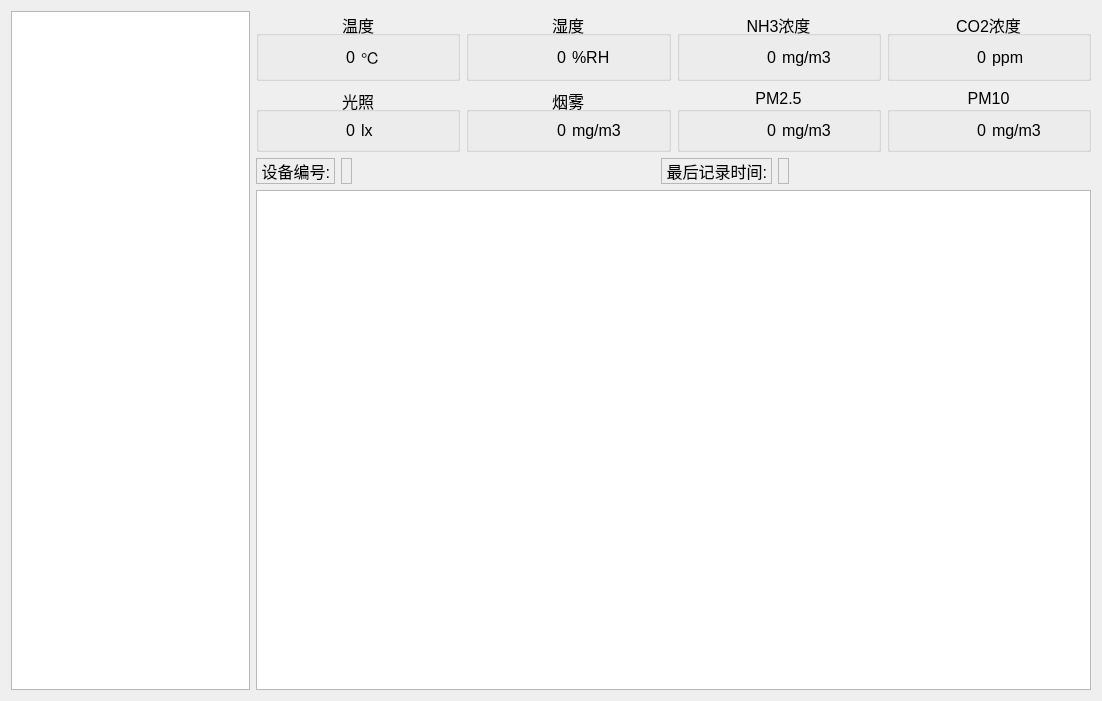
The window that Goat/informationform.ui (po-ppy/NewGoat) describes before a commit, drawn with Qt 5.
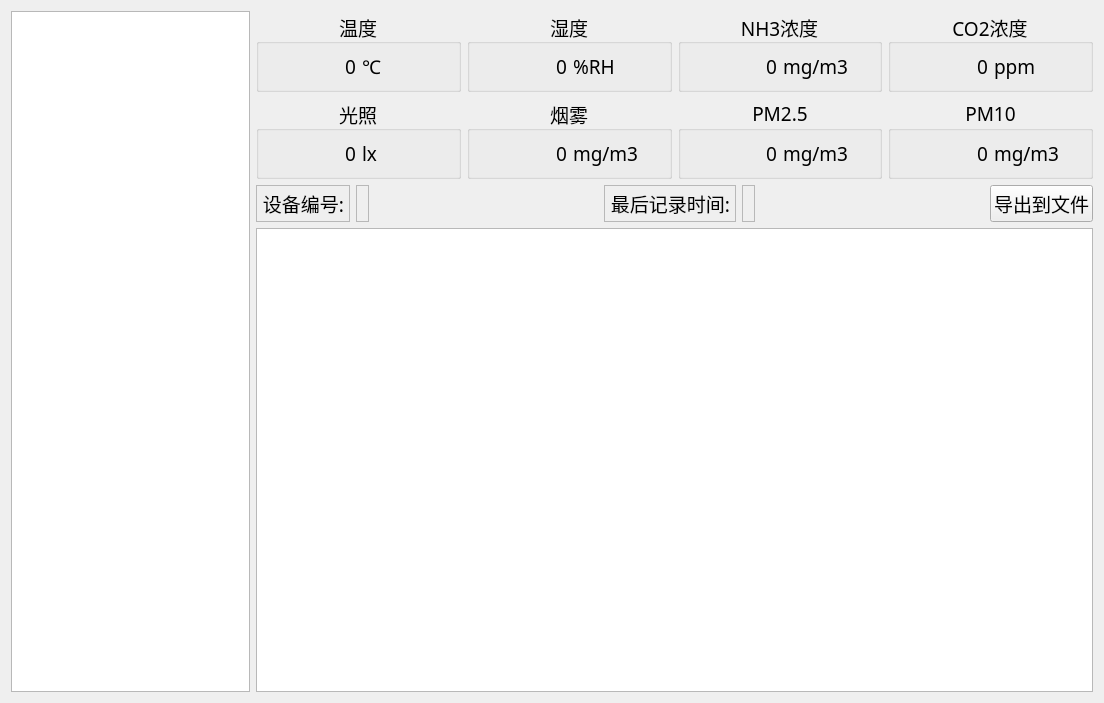
The same window after the commit.

Commit message: 导出sql和 BUG修复

```diff
--- a/Goat/informationform.ui
+++ b/Goat/informationform.ui
@@ -6,8 +6,8 @@
    <rect>
     <x>0</x>
     <y>0</y>
-    <width>1102</width>
-    <height>701</height>
+    <width>1104</width>
+    <height>703</height>
    </rect>
   </property>
   <property name="font">
@@ -23,6 +23,12 @@
     <layout class="QHBoxLayout" name="horizontalLayout_6" stretch="2,7">
      <item>
       <widget class="QTableView" name="tableView">
+       <property name="font">
+        <font>
+         <family>微软雅黑</family>
+         <pointsize>14</pointsize>
+        </font>
+       </property>
        <property name="frameShape">
         <enum>QFrame::StyledPanel</enum>
        </property>
@@ -34,6 +40,12 @@
         <layout class="QHBoxLayout" name="horizontalLayout_5">
          <item>
           <widget class="QGroupBox" name="groupBox">
+           <property name="font">
+            <font>
+             <family>微软雅黑</family>
+             <pointsize>14</pointsize>
+            </font>
+           </property>
            <property name="title">
             <string>温度</string>
            </property>
@@ -45,6 +57,12 @@
              <layout class="QHBoxLayout" name="horizontalLayout">
               <item>
                <widget class="QLabel" name="wenduLabel">
+                <property name="font">
+                 <font>
+                  <family>微软雅黑</family>
+                  <pointsize>14</pointsize>
+                 </font>
+                </property>
                 <property name="text">
                  <string>0</string>
                 </property>
@@ -55,6 +73,12 @@
               </item>
               <item>
                <widget class="QLabel" name="label_2">
+                <property name="font">
+                 <font>
+                  <family>微软雅黑</family>
+                  <pointsize>14</pointsize>
+                 </font>
+                </property>
                 <property name="text">
                  <string>℃</string>
                 </property>
@@ -67,6 +91,12 @@
          </item>
          <item>
           <widget class="QGroupBox" name="groupBox_2">
+           <property name="font">
+            <font>
+             <family>微软雅黑</family>
+             <pointsize>14</pointsize>
+            </font>
+           </property>
            <property name="layoutDirection">
             <enum>Qt::LeftToRight</enum>
            </property>
@@ -87,6 +117,12 @@
              <layout class="QHBoxLayout" name="horizontalLayout_2">
               <item>
                <widget class="QLabel" name="shiduLabel">
+                <property name="font">
+                 <font>
+                  <family>微软雅黑</family>
+                  <pointsize>14</pointsize>
+                 </font>
+                </property>
                 <property name="text">
                  <string>0</string>
                 </property>
@@ -97,6 +133,12 @@
               </item>
               <item>
                <widget class="QLabel" name="label_3">
+                <property name="font">
+                 <font>
+                  <family>微软雅黑</family>
+                  <pointsize>14</pointsize>
+                 </font>
+                </property>
                 <property name="text">
                  <string>%RH</string>
                 </property>
@@ -109,6 +151,12 @@
          </item>
          <item>
           <widget class="QGroupBox" name="groupBox_4">
+           <property name="font">
+            <font>
+             <family>微软雅黑</family>
+             <pointsize>14</pointsize>
+            </font>
+           </property>
            <property name="title">
             <string>NH3浓度</string>
            </property>
@@ -120,6 +168,12 @@
              <layout class="QHBoxLayout" name="horizontalLayout_4">
               <item>
                <widget class="QLabel" name="anqiLabel">
+                <property name="font">
+                 <font>
+                  <family>微软雅黑</family>
+                  <pointsize>14</pointsize>
+                 </font>
+                </property>
                 <property name="text">
                  <string>0</string>
                 </property>
@@ -130,6 +184,12 @@
               </item>
               <item>
                <widget class="QLabel" name="label_5">
+                <property name="font">
+                 <font>
+                  <family>微软雅黑</family>
+                  <pointsize>14</pointsize>
+                 </font>
+                </property>
                 <property name="text">
                  <string>mg/m3</string>
                 </property>
@@ -142,6 +202,12 @@
          </item>
          <item>
           <widget class="QGroupBox" name="groupBox_3">
+           <property name="font">
+            <font>
+             <family>微软雅黑</family>
+             <pointsize>14</pointsize>
+            </font>
+           </property>
            <property name="title">
             <string>CO2浓度</string>
            </property>
@@ -153,6 +219,12 @@
              <layout class="QHBoxLayout" name="horizontalLayout_3">
               <item>
                <widget class="QLabel" name="eryangLabel">
+                <property name="font">
+                 <font>
+                  <family>微软雅黑</family>
+                  <pointsize>14</pointsize>
+                 </font>
+                </property>
                 <property name="text">
                  <string>0</string>
                 </property>
@@ -163,6 +235,12 @@
               </item>
               <item>
                <widget class="QLabel" name="label_4">
+                <property name="font">
+                 <font>
+                  <family>微软雅黑</family>
+                  <pointsize>14</pointsize>
+                 </font>
+                </property>
                 <property name="text">
                  <string>ppm</string>
                 </property>
@@ -179,6 +257,12 @@
         <layout class="QHBoxLayout" name="horizontalLayout_12">
          <item>
           <widget class="QGroupBox" name="groupBox_6">
+           <property name="font">
+            <font>
+             <family>微软雅黑</family>
+             <pointsize>14</pointsize>
+            </font>
+           </property>
            <property name="title">
             <string>光照</string>
            </property>
@@ -190,6 +274,12 @@
              <layout class="QHBoxLayout" name="horizontalLayout_9">
               <item>
                <widget class="QLabel" name="guangzhaoLabel">
+                <property name="font">
+                 <font>
+                  <family>微软雅黑</family>
+                  <pointsize>14</pointsize>
+                 </font>
+                </property>
                 <property name="text">
                  <string>0</string>
                 </property>
@@ -200,6 +290,12 @@
               </item>
               <item>
                <widget class="QLabel" name="label_8">
+                <property name="font">
+                 <font>
+                  <family>微软雅黑</family>
+                  <pointsize>14</pointsize>
+                 </font>
+                </property>
                 <property name="text">
                  <string>lx</string>
                 </property>
@@ -212,6 +308,12 @@
          </item>
          <item>
           <widget class="QGroupBox" name="groupBox_8">
+           <property name="font">
+            <font>
+             <family>微软雅黑</family>
+             <pointsize>14</pointsize>
+            </font>
+           </property>
            <property name="title">
             <string>烟雾</string>
            </property>
@@ -223,6 +325,12 @@
              <layout class="QHBoxLayout" name="horizontalLayout_11">
               <item>
                <widget class="QLabel" name="yanwuLabel">
+                <property name="font">
+                 <font>
+                  <family>微软雅黑</family>
+                  <pointsize>14</pointsize>
+                 </font>
+                </property>
                 <property name="text">
                  <string>0</string>
                 </property>
@@ -233,6 +341,12 @@
               </item>
               <item>
                <widget class="QLabel" name="label_11">
+                <property name="font">
+                 <font>
+                  <family>微软雅黑</family>
+                  <pointsize>14</pointsize>
+                 </font>
+                </property>
                 <property name="text">
                  <string>mg/m3</string>
                 </property>
@@ -245,6 +359,12 @@
          </item>
          <item>
           <widget class="QGroupBox" name="groupBox_7">
+           <property name="font">
+            <font>
+             <family>微软雅黑</family>
+             <pointsize>14</pointsize>
+            </font>
+           </property>
            <property name="title">
             <string>PM2.5</string>
            </property>
@@ -256,6 +376,12 @@
              <layout class="QHBoxLayout" name="horizontalLayout_10">
               <item>
                <widget class="QLabel" name="pm25Label">
+                <property name="font">
+                 <font>
+                  <family>微软雅黑</family>
+                  <pointsize>14</pointsize>
+                 </font>
+                </property>
                 <property name="text">
                  <string>0</string>
                 </property>
@@ -266,6 +392,12 @@
               </item>
               <item>
                <widget class="QLabel" name="label_10">
+                <property name="font">
+                 <font>
+                  <family>微软雅黑</family>
+                  <pointsize>14</pointsize>
+                 </font>
+                </property>
                 <property name="text">
                  <string>mg/m3</string>
                 </property>
@@ -278,6 +410,12 @@
          </item>
          <item>
           <widget class="QGroupBox" name="groupBox_5">
+           <property name="font">
+            <font>
+             <family>微软雅黑</family>
+             <pointsize>14</pointsize>
+            </font>
+           </property>
            <property name="title">
             <string>PM10</string>
            </property>
@@ -289,6 +427,12 @@
              <layout class="QHBoxLayout" name="horizontalLayout_8">
               <item>
                <widget class="QLabel" name="pm10Label">
+                <property name="font">
+                 <font>
+                  <family>微软雅黑</family>
+                  <pointsize>14</pointsize>
+                 </font>
+                </property>
                 <property name="text">
                  <string>0</string>
                 </property>
@@ -299,6 +443,12 @@
               </item>
               <item>
                <widget class="QLabel" name="label_6">
+                <property name="font">
+                 <font>
+                  <family>微软雅黑</family>
+                  <pointsize>14</pointsize>
+                 </font>
+                </property>
                 <property name="text">
                  <string>mg/m3</string>
                 </property>
@@ -315,6 +465,12 @@
         <layout class="QHBoxLayout" name="horizontalLayout_7">
          <item>
           <widget class="QLabel" name="label_7">
+           <property name="font">
+            <font>
+             <family>微软雅黑</family>
+             <pointsize>14</pointsize>
+            </font>
+           </property>
            <property name="frameShape">
             <enum>QFrame::StyledPanel</enum>
            </property>
@@ -328,6 +484,12 @@
          </item>
          <item>
           <widget class="QLabel" name="deviceIdLabel">
+           <property name="font">
+            <font>
+             <family>微软雅黑</family>
+             <pointsize>14</pointsize>
+            </font>
+           </property>
            <property name="frameShape">
             <enum>QFrame::StyledPanel</enum>
            </property>
@@ -351,6 +513,12 @@
          </item>
          <item>
           <widget class="QLabel" name="label_9">
+           <property name="font">
+            <font>
+             <family>微软雅黑</family>
+             <pointsize>14</pointsize>
+            </font>
+           </property>
            <property name="frameShape">
             <enum>QFrame::StyledPanel</enum>
            </property>
@@ -364,6 +532,12 @@
          </item>
          <item>
           <widget class="QLabel" name="datatimeLabel">
+           <property name="font">
+            <font>
+             <family>微软雅黑</family>
+             <pointsize>14</pointsize>
+            </font>
+           </property>
            <property name="frameShape">
             <enum>QFrame::StyledPanel</enum>
            </property>
@@ -385,12 +559,32 @@
            </property>
           </spacer>
          </item>
+         <item>
+          <widget class="QPushButton" name="pushButton">
+           <property name="font">
+            <font>
+             <family>微软雅黑</family>
+             <pointsize>14</pointsize>
+            </font>
+           </property>
+           <property name="text">
+            <string>导出到文件</string>
+           </property>
+          </widget>
+         </item>
         </layout>
        </item>
        <item>
         <layout class="QGridLayout" name="gridLayout">
          <item row="0" column="0">
-          <widget class="QTableView" name="tableView_2"/>
+          <widget class="QTableView" name="tableView_2">
+           <property name="font">
+            <font>
+             <family>微软雅黑</family>
+             <pointsize>14</pointsize>
+            </font>
+           </property>
+          </widget>
          </item>
         </layout>
        </item>
```
The commit also changes 31 other files.
